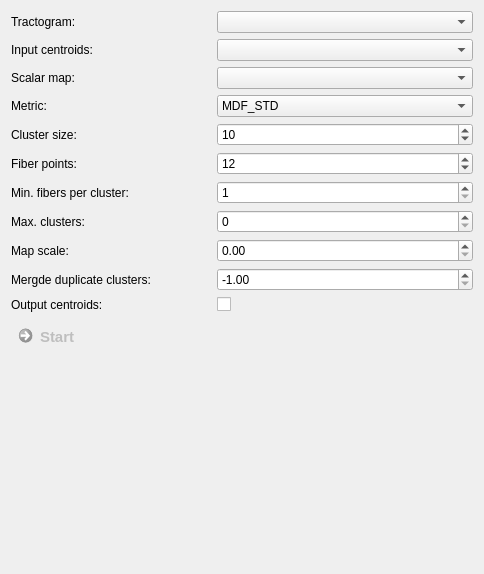
Above: Plugins/org.mitk.gui.qt.diffusionimaging.fiberprocessing/src/internal/QmitkFiberClusteringViewControls.ui from MITK/MITK before the change. Below: the same form after it.
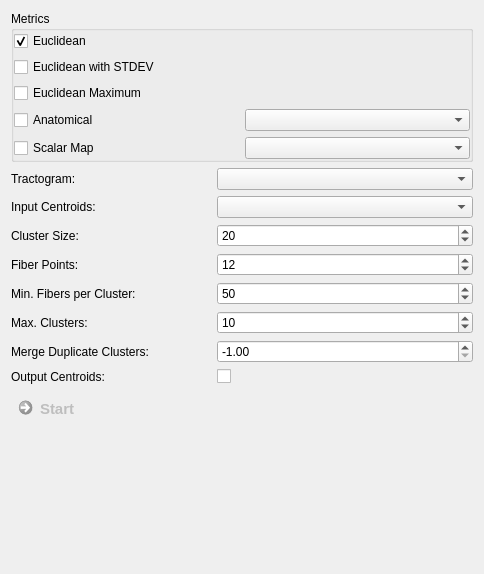
That is the form after the change. Custom widgets are drawn as their Qt base class.

Commit message: Move clustering metrics to separate classes. Add parcellation based metric.

```diff
--- a/Plugins/org.mitk.gui.qt.diffusionimaging.fiberprocessing/src/internal/QmitkFiberClusteringViewControls.ui
+++ b/Plugins/org.mitk.gui.qt.diffusionimaging.fiberprocessing/src/internal/QmitkFiberClusteringViewControls.ui
@@ -14,7 +14,20 @@
    <string>Form</string>
   </property>
   <layout class="QGridLayout" name="gridLayout_10">
-   <item row="0" column="0">
+   <item row="2" column="0">
+    <spacer name="verticalSpacer">
+     <property name="orientation">
+      <enum>Qt::Vertical</enum>
+     </property>
+     <property name="sizeHint" stdset="0">
+      <size>
+       <width>20</width>
+       <height>40</height>
+      </size>
+     </property>
+    </spacer>
+   </item>
+   <item row="1" column="0">
     <widget class="QFrame" name="frame">
      <property name="frameShape">
       <enum>QFrame::NoFrame</enum>
@@ -38,14 +51,21 @@
       <property name="spacing">
        <number>6</number>
       </property>
-      <item row="3" column="0">
-       <widget class="QLabel" name="label_7">
+      <item row="1" column="1">
+       <widget class="QmitkDataStorageComboBoxWithSelectNone" name="m_InCentroidsBox">
+        <property name="toolTip">
+         <string>If set, the input tractogram is clustered around the input centroids and no new clusters are created.</string>
+        </property>
+       </widget>
+      </item>
+      <item row="7" column="0">
+       <widget class="QLabel" name="label_11">
         <property name="text">
-         <string>Metric:</string>
+         <string>Output Centroids:</string>
         </property>
        </widget>
       </item>
-      <item row="11" column="0">
+      <item row="8" column="0">
        <widget class="QCommandLinkButton" name="m_StartButton">
         <property name="enabled">
          <bool>false</bool>
@@ -75,7 +95,21 @@
         </property>
        </widget>
       </item>
-      <item row="7" column="1">
+      <item row="2" column="0">
+       <widget class="QLabel" name="label_5">
+        <property name="text">
+         <string>Cluster Size:</string>
+        </property>
+       </widget>
+      </item>
+      <item row="3" column="0">
+       <widget class="QLabel" name="label_6">
+        <property name="text">
+         <string>Fiber Points:</string>
+        </property>
+       </widget>
+      </item>
+      <item row="5" column="1">
        <widget class="QSpinBox" name="m_MaxClustersBox">
         <property name="toolTip">
          <string>Only output the N largest clusters. Zero means no limit.</string>
@@ -84,11 +118,11 @@
          <number>99999999</number>
         </property>
         <property name="value">
-         <number>0</number>
+         <number>10</number>
         </property>
        </widget>
       </item>
-      <item row="5" column="1">
+      <item row="3" column="1">
        <widget class="QSpinBox" name="m_FiberPointsBox">
         <property name="toolTip">
          <string>Fibers are resampled to the desired number of points for clustering. Smaller is faster but less accurate.</string>
@@ -104,111 +138,65 @@
         </property>
        </widget>
       </item>
-      <item row="3" column="1">
-       <widget class="QComboBox" name="m_MetricBox">
-        <property name="currentIndex">
-         <number>1</number>
+      <item row="1" column="0">
+       <widget class="QLabel" name="label_12">
+        <property name="text">
+         <string>Input Centroids:</string>
         </property>
-        <item>
-         <property name="text">
-          <string>MDF</string>
-         </property>
-        </item>
-        <item>
-         <property name="text">
-          <string>MDF_STD</string>
-         </property>
-        </item>
-        <item>
-         <property name="text">
-          <string>MAX_MDF</string>
-         </property>
-        </item>
        </widget>
       </item>
-      <item row="2" column="1">
-       <widget class="QmitkDataStorageComboBoxWithSelectNone" name="m_MapBox">
-        <property name="toolTip">
-         <string>If set, distance metrics include distance between scalar map values along the tract.</string>
-        </property>
-       </widget>
-      </item>
-      <item row="0" column="0">
-       <widget class="QLabel" name="label_3">
+      <item row="7" column="1">
+       <widget class="QCheckBox" name="m_CentroidsBox">
         <property name="text">
-         <string>Tractogram:</string>
+         <string/>
         </property>
        </widget>
       </item>
-      <item row="9" column="1">
-       <widget class="QDoubleSpinBox" name="m_MergeDuplicatesBox">
-        <property name="toolTip">
-         <string>Merge duplicate clusters withthe specified distance threshold. If threshold is &lt; 0, the threshold is set to the specified cluster size.</string>
-        </property>
-        <property name="minimum">
-         <double>-1.000000000000000</double>
-        </property>
-        <property name="maximum">
-         <double>99999.000000000000000</double>
-        </property>
-        <property name="value">
-         <double>-1.000000000000000</double>
-        </property>
-       </widget>
-      </item>
-      <item row="0" column="1">
-       <widget class="QmitkDataStorageComboBox" name="m_TractBox"/>
-      </item>
       <item row="4" column="0">
-       <widget class="QLabel" name="label_5">
-        <property name="text">
-         <string>Cluster size:</string>
-        </property>
-       </widget>
-      </item>
-      <item row="8" column="0">
-       <widget class="QLabel" name="label_9">
-        <property name="text">
-         <string>Map scale:</string>
-        </property>
-       </widget>
-      </item>
-      <item row="2" column="0">
-       <widget class="QLabel" name="label_8">
-        <property name="text">
-         <string>Scalar map:</string>
-        </property>
-       </widget>
-      </item>
-      <item row="6" column="0">
        <widget class="QLabel" name="label_4">
         <property name="text">
-         <string>Min. fibers per cluster:</string>
+         <string>Min. Fibers per Cluster:</string>
         </property>
        </widget>
       </item>
-      <item row="10" column="0">
-       <widget class="QLabel" name="label_11">
-        <property name="text">
-         <string>Output centroids:</string>
+      <item row="6" column="1">
+       <widget class="QDoubleSpinBox" name="m_MergeDuplicatesBox">
+        <property name="toolTip">
+         <string>Merge duplicate clusters withthe specified distance threshold. If threshold is &lt; 0, the threshold is set to half of the specified cluster size.</string>
+        </property>
+        <property name="minimum">
+         <double>-1.000000000000000</double>
+        </property>
+        <property name="maximum">
+         <double>99999.000000000000000</double>
+        </property>
+        <property name="value">
+         <double>-1.000000000000000</double>
         </property>
        </widget>
       </item>
       <item row="5" column="0">
-       <widget class="QLabel" name="label_6">
+       <widget class="QLabel" name="label_2">
         <property name="text">
-         <string>Fiber points:</string>
+         <string>Max. Clusters:</string>
         </property>
        </widget>
       </item>
-      <item row="9" column="0">
+      <item row="6" column="0">
        <widget class="QLabel" name="label_10">
         <property name="text">
-         <string>Mergde duplicate clusters:</string>
+         <string>Merge Duplicate Clusters:</string>
         </property>
        </widget>
       </item>
-      <item row="6" column="1">
+      <item row="0" column="0">
+       <widget class="QLabel" name="label_3">
+        <property name="text">
+         <string>Tractogram:</string>
+        </property>
+       </widget>
+      </item>
+      <item row="4" column="1">
        <widget class="QSpinBox" name="m_MinFibersBox">
         <property name="toolTip">
          <string>Only output clusters with ate least the specified number of fibers.</string>
@@ -220,25 +208,11 @@
          <number>9999999</number>
         </property>
         <property name="value">
-         <number>1</number>
+         <number>50</number>
         </property>
        </widget>
       </item>
-      <item row="7" column="0">
-       <widget class="QLabel" name="label_2">
-        <property name="text">
-         <string>Max. clusters:</string>
-        </property>
-       </widget>
-      </item>
-      <item row="10" column="1">
-       <widget class="QCheckBox" name="m_CentroidsBox">
-        <property name="text">
-         <string/>
-        </property>
-       </widget>
-      </item>
-      <item row="4" column="1">
+      <item row="2" column="1">
        <widget class="QSpinBox" name="m_ClusterSizeBox">
         <property name="toolTip">
          <string>Cluster size in mm.</string>
@@ -250,49 +224,121 @@
          <number>9999999</number>
         </property>
         <property name="value">
-         <number>10</number>
+         <number>20</number>
         </property>
        </widget>
       </item>
-      <item row="8" column="1">
-       <widget class="QDoubleSpinBox" name="m_MapScaleBox">
-        <property name="toolTip">
-         <string>Scaling factor for the scalar map (0=auto).</string>
-        </property>
-        <property name="maximum">
-         <double>99999.000000000000000</double>
-        </property>
-       </widget>
-      </item>
-      <item row="1" column="0">
-       <widget class="QLabel" name="label_12">
-        <property name="text">
-         <string>Input centroids:</string>
-        </property>
-       </widget>
-      </item>
-      <item row="1" column="1">
-       <widget class="QmitkDataStorageComboBoxWithSelectNone" name="m_InCentroidsBox">
-        <property name="toolTip">
-         <string>If set, the input tractogram is clustered around the input centroids and no new clusters are created.</string>
-        </property>
-       </widget>
+      <item row="0" column="1">
+       <widget class="QmitkDataStorageComboBox" name="m_TractBox"/>
       </item>
      </layout>
     </widget>
    </item>
-   <item row="1" column="0">
-    <spacer name="verticalSpacer">
-     <property name="orientation">
-      <enum>Qt::Vertical</enum>
+   <item row="0" column="0">
+    <widget class="QGroupBox" name="groupBox">
+     <property name="title">
+      <string>Metrics</string>
      </property>
-     <property name="sizeHint" stdset="0">
-      <size>
-       <width>20</width>
-       <height>40</height>
-      </size>
-     </property>
-    </spacer>
+     <layout class="QGridLayout" name="gridLayout">
+      <property name="leftMargin">
+       <number>0</number>
+      </property>
+      <property name="topMargin">
+       <number>0</number>
+      </property>
+      <property name="rightMargin">
+       <number>0</number>
+      </property>
+      <property name="bottomMargin">
+       <number>0</number>
+      </property>
+      <item row="0" column="0">
+       <widget class="QCheckBox" name="m_MetricBox1">
+        <property name="text">
+         <string>Euclidean</string>
+        </property>
+        <property name="checked">
+         <bool>true</bool>
+        </property>
+       </widget>
+      </item>
+      <item row="2" column="0">
+       <widget class="QCheckBox" name="m_MetricBox3">
+        <property name="text">
+         <string>Euclidean Maximum</string>
+        </property>
+       </widget>
+      </item>
+      <item row="1" column="0">
+       <widget class="QCheckBox" name="m_MetricBox2">
+        <property name="text">
+         <string>Euclidean with STDEV</string>
+        </property>
+       </widget>
+      </item>
+      <item row="3" column="0">
+       <widget class="QFrame" name="frame_2">
+        <property name="frameShape">
+         <enum>QFrame::NoFrame</enum>
+        </property>
+        <property name="frameShadow">
+         <enum>QFrame::Raised</enum>
+        </property>
+        <layout class="QGridLayout" name="gridLayout_3">
+         <property name="leftMargin">
+          <number>0</number>
+         </property>
+         <property name="topMargin">
+          <number>0</number>
+         </property>
+         <property name="rightMargin">
+          <number>0</number>
+         </property>
+         <property name="bottomMargin">
+          <number>0</number>
+         </property>
+         <property name="spacing">
+          <number>6</number>
+         </property>
+         <item row="0" column="0">
+          <widget class="QCheckBox" name="m_MetricBox4">
+           <property name="toolTip">
+            <string>Distance is based on the selected parcellation.</string>
+           </property>
+           <property name="text">
+            <string>Anatomical</string>
+           </property>
+          </widget>
+         </item>
+         <item row="0" column="1">
+          <widget class="QmitkDataStorageComboBoxWithSelectNone" name="m_ParcellationBox">
+           <property name="toolTip">
+            <string>Distance is based on the selected parcellation.</string>
+           </property>
+          </widget>
+         </item>
+         <item row="1" column="0">
+          <widget class="QCheckBox" name="m_MetricBox5">
+           <property name="toolTip">
+            <string>Distance is based on the scalar map values along the tract.</string>
+           </property>
+           <property name="text">
+            <string>Scalar Map</string>
+           </property>
+          </widget>
+         </item>
+         <item row="1" column="1">
+          <widget class="QmitkDataStorageComboBoxWithSelectNone" name="m_MapBox">
+           <property name="toolTip">
+            <string>Distance is based on the scalar map values along the tract.</string>
+           </property>
+          </widget>
+         </item>
+        </layout>
+       </widget>
+      </item>
+     </layout>
+    </widget>
    </item>
   </layout>
  </widget>
```
The commit also changes 22 other files.
